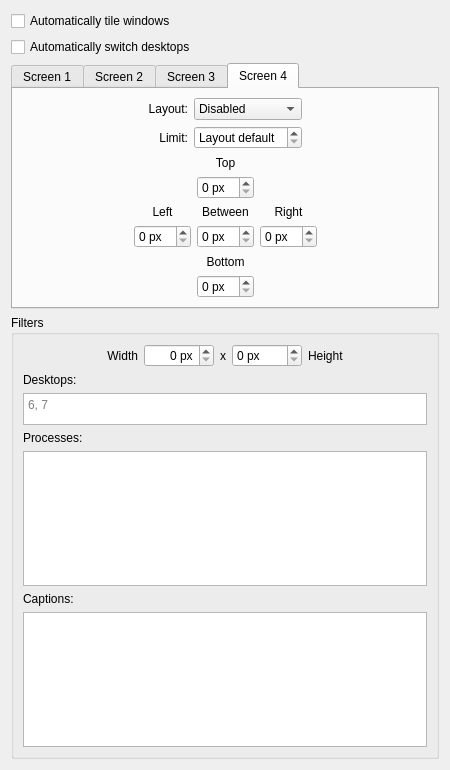
Above: contents/ui/config.ui from Jazqa/kwin-quarter-tiling before the change. Below: the same form after it.
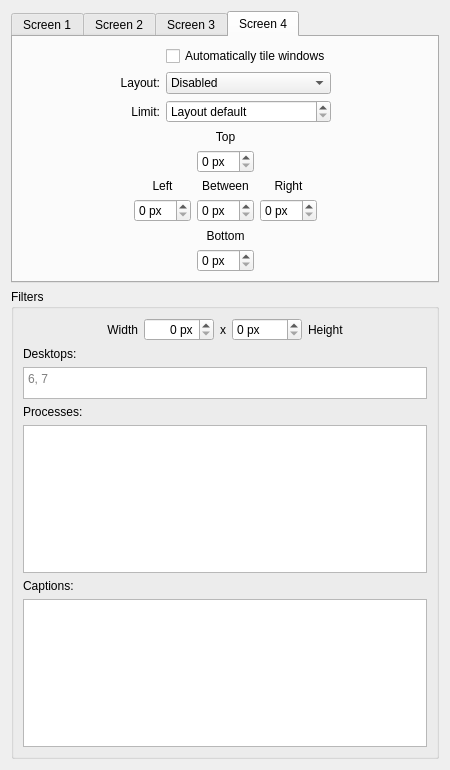
That is the form after the change. The open tabs and pages were chosen to show the change.

```diff
--- a/contents/ui/config.ui
+++ b/contents/ui/config.ui
@@ -12,22 +12,7 @@
   </property>
   <layout class="QVBoxLayout" name="verticalLayout">
    <item>
-    <layout class="QGridLayout" name="gridLayout_11">
-     <item row="0" column="0">
-      <widget class="QCheckBox" name="kcfg_auto">
-       <property name="text">
-        <string>Automatically tile windows</string>
-       </property>
-      </widget>
-     </item>
-     <item row="1" column="0">
-      <widget class="QCheckBox" name="kcfg_follow">
-       <property name="text">
-        <string>Automatically switch desktops</string>
-       </property>
-      </widget>
-     </item>
-    </layout>
+    <layout class="QGridLayout" name="gridLayout_11"/>
    </item>
    <item>
     <widget class="QTabWidget" name="tabWidget">
@@ -689,17 +674,20 @@
       <layout class="QVBoxLayout" name="verticalLayout_3">
        <item>
         <layout class="QGridLayout" name="gridLayout_3">
+         <item row="1" column="0">
+          <spacer name="horizontalSpacer_4">
+           <property name="orientation">
+            <enum>Qt::Horizontal</enum>
+           </property>
+           <property name="sizeHint" stdset="0">
+            <size>
+             <width>40</width>
+             <height>20</height>
+            </size>
+           </property>
+          </spacer>
+         </item>
          <item row="1" column="1">
-          <widget class="QLabel" name="label_2">
-           <property name="text">
-            <string>Limit:</string>
-           </property>
-           <property name="alignment">
-            <set>Qt::AlignRight|Qt::AlignTrailing|Qt::AlignVCenter</set>
-           </property>
-          </widget>
-         </item>
-         <item row="0" column="1">
           <widget class="QLabel" name="label">
            <property name="text">
             <string>Layout:</string>
@@ -709,36 +697,7 @@
            </property>
           </widget>
          </item>
-         <item row="0" column="2">
-          <widget class="QComboBox" name="kcfg_layout_3">
-           <item>
-            <property name="text">
-             <string>Disabled</string>
-            </property>
-           </item>
-           <item>
-            <property name="text">
-             <string>2x2 Horizontal</string>
-            </property>
-           </item>
-           <item>
-            <property name="text">
-             <string>2x2 Vertical</string>
-            </property>
-           </item>
-           <item>
-            <property name="text">
-             <string>Columns</string>
-            </property>
-           </item>
-           <item>
-            <property name="text">
-             <string>Rows</string>
-            </property>
-           </item>
-          </widget>
-         </item>
-         <item row="1" column="2">
+         <item row="2" column="2">
           <widget class="QSpinBox" name="kcfg_limit_3">
            <property name="specialValueText">
             <string comment="-1">Layout default</string>
@@ -751,7 +710,46 @@
            </property>
           </widget>
          </item>
-         <item row="0" column="3">
+         <item row="2" column="1">
+          <widget class="QLabel" name="label_2">
+           <property name="text">
+            <string>Limit:</string>
+           </property>
+           <property name="alignment">
+            <set>Qt::AlignRight|Qt::AlignTrailing|Qt::AlignVCenter</set>
+           </property>
+          </widget>
+         </item>
+         <item row="1" column="2">
+          <widget class="QComboBox" name="kcfg_layout_3">
+           <item>
+            <property name="text">
+             <string>Disabled</string>
+            </property>
+           </item>
+           <item>
+            <property name="text">
+             <string>2x2 Horizontal</string>
+            </property>
+           </item>
+           <item>
+            <property name="text">
+             <string>2x2 Vertical</string>
+            </property>
+           </item>
+           <item>
+            <property name="text">
+             <string>Columns</string>
+            </property>
+           </item>
+           <item>
+            <property name="text">
+             <string>Rows</string>
+            </property>
+           </item>
+          </widget>
+         </item>
+         <item row="1" column="3">
           <spacer name="horizontalSpacer_3">
            <property name="orientation">
             <enum>Qt::Horizontal</enum>
@@ -764,18 +762,12 @@
            </property>
           </spacer>
          </item>
-         <item row="0" column="0">
-          <spacer name="horizontalSpacer_4">
-           <property name="orientation">
-            <enum>Qt::Horizontal</enum>
+         <item row="0" column="2">
+          <widget class="QCheckBox" name="kcfg_auto_3">
+           <property name="text">
+            <string>Automatically tile windows</string>
            </property>
-           <property name="sizeHint" stdset="0">
-            <size>
-             <width>40</width>
-             <height>20</height>
-            </size>
-           </property>
-          </spacer>
+          </widget>
          </item>
         </layout>
        </item>
```
Left out of the diff: 267 changed lines with no effect on the pictures.
